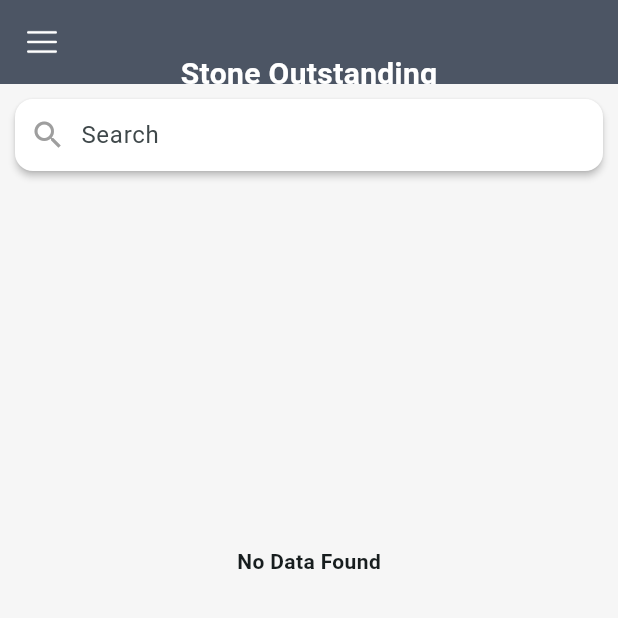
After one commit to JEWELLERYIT/JewelleryERPNew, a Flutter app: the StoneOutStandingScreen screen opened directly, on a phone screen of 412 x 824 dp, the top half of it. The commit adds this screen. Run offline on Flutter 3.47's test engine with Material 3 defaults, Android fonts, the phone set to English and light mode, and no system bars; our stand-ins replace flutter_native_html_to_pdf, fluttertoast, pie_chart, share_plus, shared_preferences and 1 more; missing offline and left inert: dart:ffi, flutter_file_dialog, flutter_pdfview, responsive_grid_list, syncfusion_flutter_pdfviewer and 1 more; accounts and stored records are empty.

Commit message:
Stone OutStanding

```diff
--- /dev/null
+++ b/devtools_options.yaml
@@ -0,0 +1,3 @@
+description: This file stores settings for Dart & Flutter DevTools.
+documentation: https://docs.flutter.dev/tools/devtools/extensions#configure-extension-enablement-states
+extensions:
--- a/lib/Constants/StaticConstant.dart
+++ b/lib/Constants/StaticConstant.dart
@@ -2,12 +2,13 @@ import 'dart:ui';
 
 import '../Components/Metal.dart';
 
-
+// https://www.digicat.in/webroot/RiteshApi/erp_clientstoneoutstanding.php
 class StaticUrl {
   static const String baseUrlS = "https://www.digicat.in/";
   static const String loginUrl = "${baseUrlS}webroot/RiteshApi/erp.php";
   static const String erpClientoutstandingUrl = "${baseUrlS}webroot/RiteshApi/erp_clientoutstanding.php";
   static const String erpSalesUrl = "${baseUrlS}webroot/RiteshApi/erp_sales.php";
+  static const String erp_clientstoneoutstanding = "${baseUrlS}webroot/RiteshApi/erp_clientstoneoutstanding.php";
 }
 
 class StaticColor {
--- /dev/null
+++ b/lib/Pages/StoneOutStandingScreen.dart
@@ -0,0 +1,249 @@
+import 'dart:convert';
+import 'dart:math' as math;
+
+import 'package:flutter/material.dart';
+import 'package:jewelleryerp/Pages/HomeDashBoard.dart';
+import '../Components/SideNavigation.dart';
+import 'package:flutter/services.dart';
+import 'package:shared_preferences/shared_preferences.dart';
+
+import '../Constants/Functions.dart';
+import '../Constants/StaticConstant.dart';
+import 'ClientOutstandingDetailsScreen.dart';
+import 'MaxWidthContainer.dart';
+import 'package:pie_chart/pie_chart.dart';
+
+class StoneOutStandingScreen extends StatefulWidget {
+  @override
+  _StoneOutStandingScreenState createState() => _StoneOutStandingScreenState();
+}
+
+class _StoneOutStandingScreenState extends State<StoneOutStandingScreen> {
+  int selectedSort = 0;
+  int selectedSortType = 0;
+
+  final TextEditingController _searchController = TextEditingController();
+
+  bool loader = false;
+  Constans constans = Constans();
+
+  @override
+  void initState() {
+    super.initState();
+    getUserData();
+
+    // Add listener to the search controller
+    _searchController.addListener(() {
+      onSubmitSearch(_searchController.text);
+    });
+  }
+
+  List<Map<String, dynamic>> mainList = [];
+  List<Map<String, dynamic>> data = [];
+
+  Future<void> getUserData() async {
+    String? userData = await Constans().getData(StaticConstant.userData);
+
+    fetchLists(jsonDecode(userData!));
+  }
+
+  Future<void> fetchLists(Map<String, dynamic> userData) async {
+    getMetalList(userData);
+  }
+
+  Future<void> getMetalList(Map<String, dynamic> userData) async {
+    var formData = {
+      'companyid': userData['companyid'],
+      'clients': "1",
+    };
+
+    String response =
+        await constans.callApi(formData, StaticUrl.erp_clientstoneoutstanding);
+
+    Map<String, dynamic> responseData = json.decode(response);
+
+    print("Client OutStanding: $formData $response");
+
+    setState(() {
+      mainList = List<Map<String, dynamic>>.from(responseData['data']);
+      data = List<Map<String, dynamic>>.from(responseData['data']);
+    });
+  }
+
+  final GlobalKey<ScaffoldState> _scaffoldKey = GlobalKey<ScaffoldState>();
+
+  void onSubmitSearch(String value) {
+    setState(() {
+      data = mainList.where((client) {
+        // Check if clientname contains the pattern (case-insensitive)
+        return client['clientnameaa']
+            .toString()
+            .toLowerCase()
+            .contains(value.toLowerCase());
+      }).toList();
+    });
+  }
+
+  @override
+  Widget build(BuildContext context) {
+    return Scaffold(
+      key: _scaffoldKey,
+      drawer: Drawer(
+        child: SideNavigation(
+          type: 0,
+          setState: () {},
+        ),
+      ),
+      backgroundColor: const Color(0xFFF6F6F6),
+      appBar: AppBar(
+        // backgroundColor: Colors.white,
+        // Replace with your color
+        leading: IconButton(
+          icon: Image.asset(
+            color: Colors.white,
+            'assets/menu.png', // Replace with your image path
+            height: 20, // Adjust the height as needed
+          ),
+          onPressed: () => _scaffoldKey.currentState?.openDrawer(),
+        ),
+        title: null,
+        // Set to null to center the image
+        backgroundColor: const Color(0xFF4C5564),
+        flexibleSpace: Container(
+          margin: const EdgeInsets.only(top: 35),
+          child: const Center(
+            child: Text(
+              "Stone Outstanding",
+              style: TextStyle(
+                  fontSize: 20,
+                  color: Colors.white,
+                  fontWeight: FontWeight.bold),
+            ),
+          ),
+        ),
+      ),
+      body: loader
+          ? const Center(child: CircularProgressIndicator())
+          : Column(
+              children: [
+                Card(
+                  margin: const EdgeInsets.all(10),
+                  elevation: 2,
+                  color: Colors.white,
+                  // Set your desired background color here
+                  child: Padding(
+                    padding: const EdgeInsets.symmetric(horizontal: 10),
+                    child: Row(
+                      children: [
+                        const Icon(Icons.search, color: Colors.grey),
+                        const SizedBox(
+                          width: 10,
+                        ),
+                        Expanded(
+                          child: TextField(
+                            controller: _searchController,
+                            decoration: const InputDecoration(
+                              hintText: "Search",
+                              border: InputBorder.none,
+                            ),
+                          ),
+                        ),
+                      ],
+                    ),
+                  ),
+                ),
+                Expanded(
+                  child: SingleChildScrollView(
+                    child: Column(
+                      children: [
+                        // Data Rows
+                        if (data.isNotEmpty)
+                          Column(
+                            children: data.map((client) {
+                              return GestureDetector(
+                                onTap: () {
+                                  // print(
+                                  //     "client['clientname'] ${client['clientname']}");
+                                  //
+                                  // // onRowTap(client); // Handle row tap
+                                  // Navigator.push(
+                                  //   context,
+                                  //   MaterialPageRoute(
+                                  //     builder: (context) => MaxWidthContainer(
+                                  //       child: ClientOutstandingDetailsScreen(
+                                  //         keyName: client['clientname'],
+                                  //       ),
+                                  //     ),
+                                  //   ),
+                                  // );
+                                },
+                                child: Container(
+                                    color: Colors.white,
+                                    child: Card(
+                                      margin: const EdgeInsets.all(10),
+                                      elevation: 2,
+                                      color: Colors.white,
+                                      // Set your desired background color here
+                                      child: Padding(
+                                        padding: const EdgeInsets.all(20),
+                                        child: Row(
+                                          crossAxisAlignment:
+                                              CrossAxisAlignment.start,
+                                          mainAxisAlignment:
+                                              MainAxisAlignment.spaceBetween,
+                                          children: [
+                                            Expanded(
+                                              child: Column(
+                                                crossAxisAlignment:
+                                                    CrossAxisAlignment.start,
+                                                children: [
+                                                  Text(
+                                                    client['clientname'],
+                                                    style: const TextStyle(
+                                                        fontWeight:
+                                                            FontWeight.bold),
+                                                    softWrap: true,
+                                                  ),
+                                                  const SizedBox(height: 20),
+                                                  Text(
+                                                    client['clouduserid'],
+                                                    style: const TextStyle(
+                                                        color:
+                                                            Color(0x908A8A8A)),
+                                                    softWrap: true,
+                                                  ),
+                                                ],
+                                              ),
+                                            ),
+                                            Text(
+                                              "Wight\n${double.parse(client['balwt']).toStringAsFixed(3)} Cts",
+                                              textAlign: TextAlign.center,
+                                              // Center the text inside the widget
+                                              style: const TextStyle(
+                                                  color: Color(0xFF9E8A58),
+                                                  fontWeight: FontWeight.bold),
+                                            ),
+                                          ],
+                                        ),
+                                      ),
+                                    )),
+                              );
+                            }).toList(),
+                          )
+                        else
+                          const SizedBox(
+                              height: 500,
+                              child: Center(
+                                  child: Text(
+                                "No Data Found",
+                                style: TextStyle(fontWeight: FontWeight.bold),
+                              ))),
+                      ],
+                    ),
+                  ),
+                ),
+              ],
+            ),
+    );
+  }
+}
```
Also changed, not shown: lib/Components/SideNavigation.dart (+17 -0 lines), lib/Pages/ClientOutstandingDetailsScreen.dart (+0 -8 lines).
